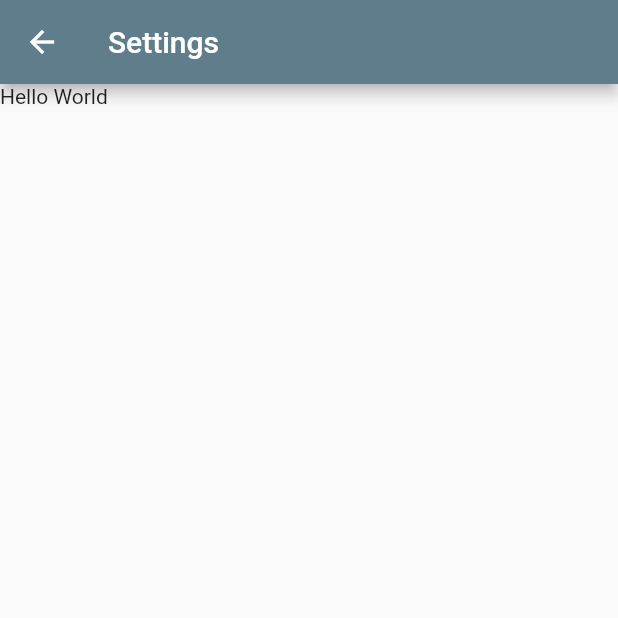
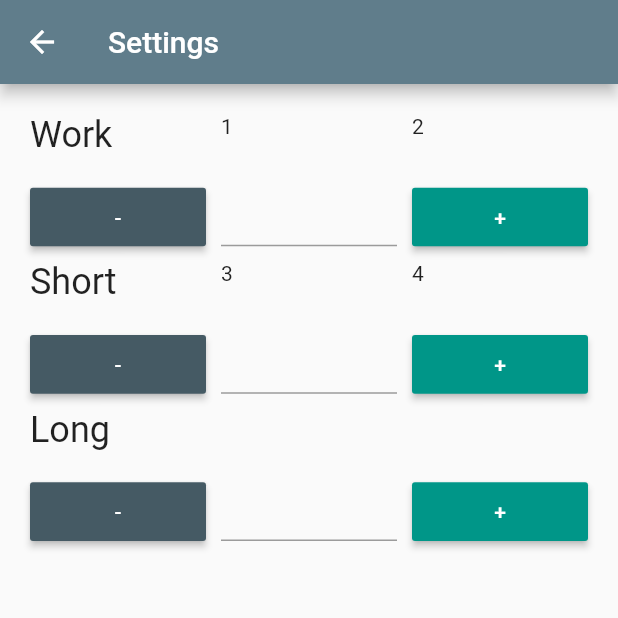
Before and after one commit to Flash2104/Flutter_learn, a Flutter app: the TimerSettingsPage screen opened directly, on a phone screen of 412 x 824 dp, the top half of it. Run offline on Flutter 3.47's test engine with Material 2 defaults, Android fonts, the phone set to English and light mode, and no system bars; our stand-ins replace percent_indicator.

Commit message:
settings page markup

```diff
--- a/productivity_timer/lib/settings.dart
+++ b/productivity_timer/lib/settings.dart
@@ -1,13 +1,56 @@
 import 'package:flutter/material.dart';
+import 'package:productivity_timer/widgets.dart';
 
-class TimerSettingsPage extends StatelessWidget {
+class TimerSettingsPage extends StatefulWidget {
+  @override
+  State<StatefulWidget> createState() {
+    return _TimerSettingsState();
+  }
+}
+
+class _TimerSettingsState extends State<TimerSettingsPage> {
+  final TextStyle _textStyle = TextStyle(fontSize: 24);
+
   @override
   Widget build(BuildContext context) {
     return Scaffold(
       appBar: AppBar(title: Text('Settings')),
       body: Container(
-        child: Text('Hello World'),
-      ),
+          child: GridView.count(
+            crossAxisCount: 3,
+            childAspectRatio: 3,
+            crossAxisSpacing: 10,
+            mainAxisSpacing: 10,
+            padding: const EdgeInsets.all(20),
+            children: [
+              Text('Work', style: _textStyle),
+              Text('1'),
+              Text('2'),
+              SettingsButton(Color(0xff455A64), '-', -1),
+              TextField(style: _textStyle,
+                  textAlign: TextAlign.center,
+                  keyboardType: TextInputType.number),
+              SettingsButton(Color(0xff009688), '+', 1),
+              Text('Short', style: _textStyle),
+              Text('3'),
+              Text('4'),
+              SettingsButton(Color(0xff455A64), "-", -1, ),
+              TextField(
+                  style: _textStyle,
+                  textAlign: TextAlign.center,
+                  keyboardType: TextInputType.number),
+              SettingsButton(Color(0xff009688), "+", 1),
+              Text("Long", style: _textStyle),
+              Text(""),
+              Text(""),
+              SettingsButton(Color(0xff455A64), "-", -1,),
+              TextField(
+                  style: _textStyle,
+                  textAlign: TextAlign.center,
+                  keyboardType: TextInputType.number),
+              SettingsButton(Color(0xff009688), "+", 1,),
+            ],
+          )),
     );
   }
 }
--- a/productivity_timer/lib/widgets.dart
+++ b/productivity_timer/lib/widgets.dart
@@ -23,3 +23,20 @@ class ProductivityButton extends StatelessWidget {
     );
   }
 }
+
+class SettingsButton extends StatelessWidget {
+  final Color color;
+  final String text;
+  final int value;
+
+  SettingsButton(this.color, this.text, this.value);
+
+  @override
+  Widget build(BuildContext context) {
+    return MaterialButton(
+        child: Text(this.text, style: TextStyle(color: Colors.white)),
+        color: this.color,
+        onPressed: () => null
+    );
+  }
+}
```
